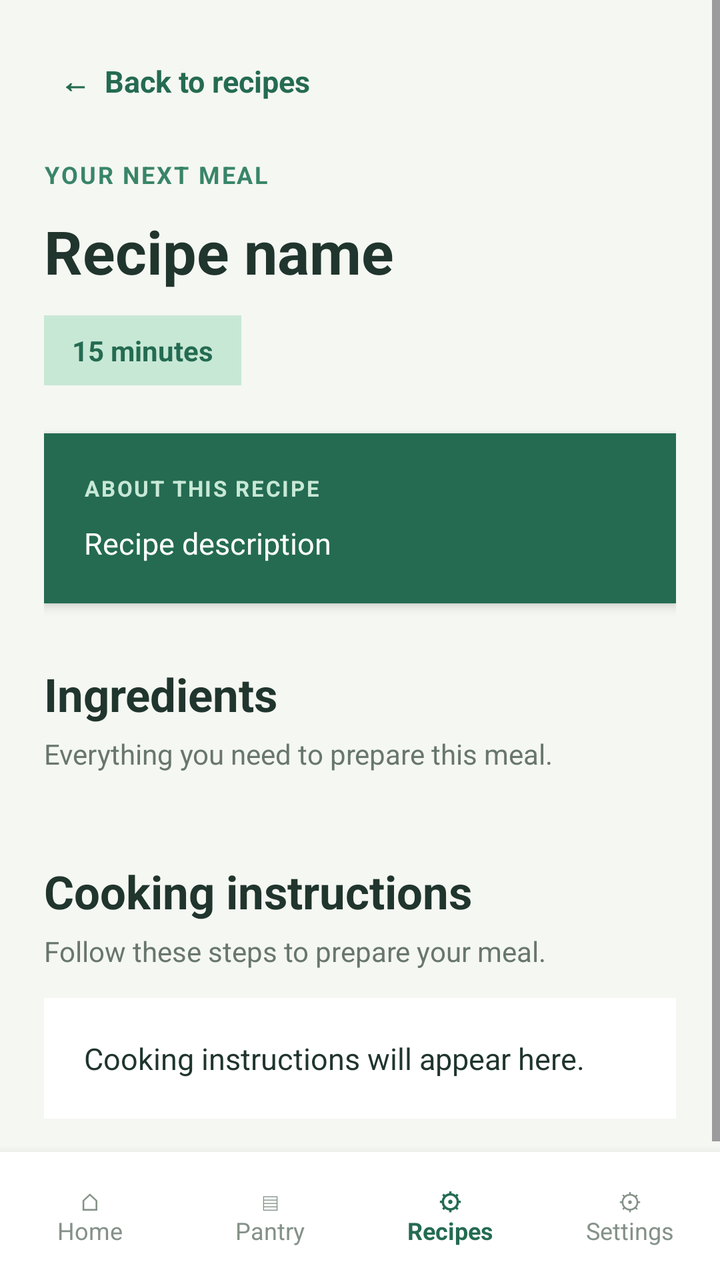
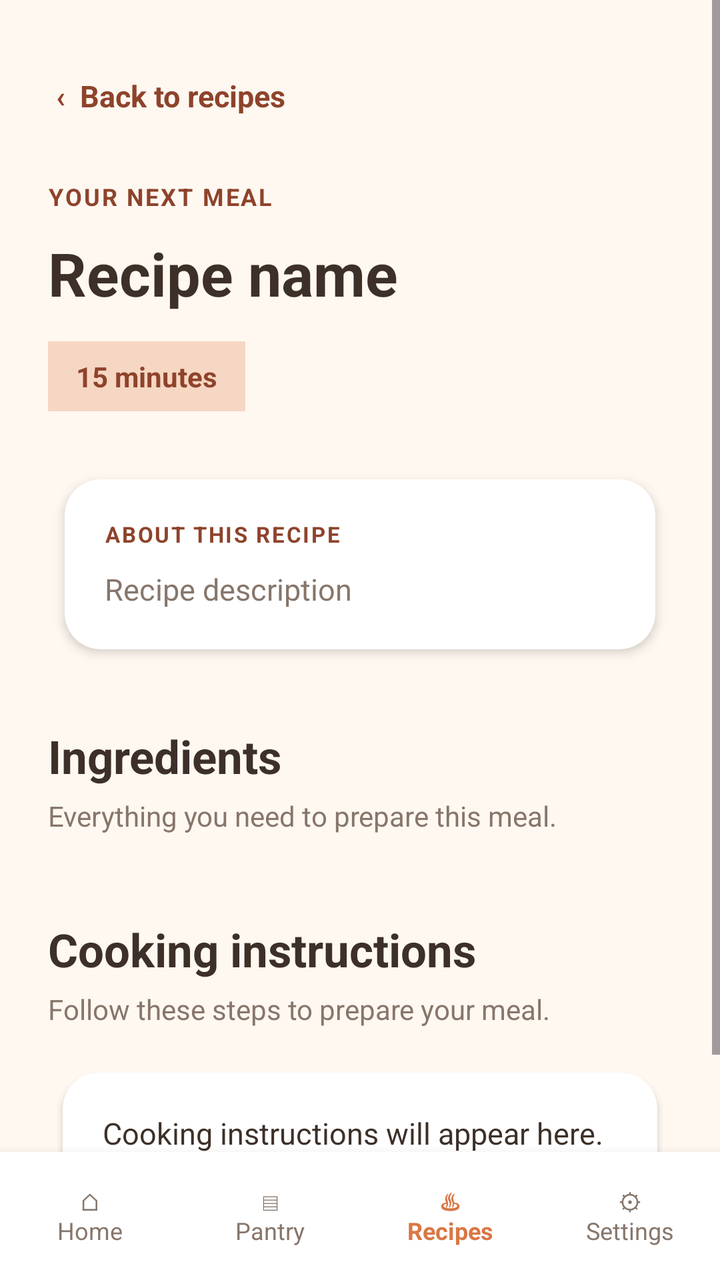

Compare the two renders of this Android layout. The source of the first and the diff that turns it into the second are given below.
<!-- AndroidManifest.xml: application theme Theme.SmartPantryManager -->
<!-- res/layout/activity_recipe_detail.xml -->
<?xml version="1.0" encoding="utf-8"?>
<LinearLayout
    xmlns:android="http://schemas.android.com/apk/res/android"
    android:layout_width="match_parent"
    android:layout_height="match_parent"
    android:orientation="vertical"
    android:background="#F5F7F2">

    <ScrollView
        android:layout_width="match_parent"
        android:layout_height="0dp"
        android:layout_weight="1"
        android:fillViewport="true">

        <LinearLayout
            android:layout_width="match_parent"
            android:layout_height="wrap_content"
            android:orientation="vertical"
            android:padding="22dp">

            
            <TextView
                android:id="@+id/btnBackToRecipes"
                android:layout_width="wrap_content"
                android:layout_height="wrap_content"
                android:text="←  Back to recipes"
                android:textColor="#246B52"
                android:textSize="15sp"
                android:textStyle="bold"
                android:padding="8dp"
                android:clickable="true"
                android:focusable="true" />

            
            <TextView
                android:layout_width="wrap_content"
                android:layout_height="wrap_content"
                android:layout_marginTop="20dp"
                android:text="YOUR NEXT MEAL"
                android:textColor="#39856A"
                android:textSize="12sp"
                android:textStyle="bold"
                android:letterSpacing="0.08" />

            
            <TextView
                android:id="@+id/txtDetailRecipeName"
                android:layout_width="match_parent"
                android:layout_height="wrap_content"
                android:layout_marginTop="10dp"
                android:text="Recipe name"
                android:textColor="#20352D"
                android:textSize="30sp"
                android:textStyle="bold" />

            
            <TextView
                android:id="@+id/txtDetailRecipeTime"
                android:layout_width="wrap_content"
                android:layout_height="wrap_content"
                android:layout_marginTop="12dp"
                android:paddingStart="14dp"
                android:paddingEnd="14dp"
                android:paddingTop="8dp"
                android:paddingBottom="8dp"
                android:background="#C8E8D6"
                android:text="15 minutes"
                android:textColor="#246B52"
                android:textSize="14sp"
                android:textStyle="bold" />

            
            <LinearLayout
                android:layout_width="match_parent"
                android:layout_height="wrap_content"
                android:layout_marginTop="24dp"
                android:orientation="vertical"
                android:padding="20dp"
                android:background="#246B52"
                android:elevation="3dp">

                <TextView
                    android:layout_width="wrap_content"
                    android:layout_height="wrap_content"
                    android:text="ABOUT THIS RECIPE"
                    android:textColor="#C8E8D6"
                    android:textSize="11sp"
                    android:textStyle="bold"
                    android:letterSpacing="0.08" />

                <TextView
                    android:id="@+id/txtDetailRecipeDescription"
                    android:layout_width="match_parent"
                    android:layout_height="wrap_content"
                    android:layout_marginTop="10dp"
                    android:text="Recipe description"
                    android:textColor="#FFFFFF"
                    android:textSize="15sp"
                    android:lineSpacingExtra="4dp" />

            </LinearLayout>

            
            <TextView
                android:layout_width="match_parent"
                android:layout_height="wrap_content"
                android:layout_marginTop="30dp"
                android:text="Ingredients"
                android:textColor="#20352D"
                android:textSize="23sp"
                android:textStyle="bold" />

            <TextView
                android:layout_width="match_parent"
                android:layout_height="wrap_content"
                android:layout_marginTop="5dp"
                android:text="Everything you need to prepare this meal."
                android:textColor="#68766E"
                android:textSize="14sp" />

            
            <LinearLayout
                android:id="@+id/layoutRecipeIngredients"
                android:layout_width="match_parent"
                android:layout_height="wrap_content"
                android:layout_marginTop="14dp"
                android:orientation="vertical" />

            
            <TextView
                android:layout_width="match_parent"
                android:layout_height="wrap_content"
                android:layout_marginTop="30dp"
                android:text="Cooking instructions"
                android:textColor="#20352D"
                android:textSize="23sp"
                android:textStyle="bold" />

            <TextView
                android:layout_width="match_parent"
                android:layout_height="wrap_content"
                android:layout_marginTop="5dp"
                android:text="Follow these steps to prepare your meal."
                android:textColor="#68766E"
                android:textSize="14sp" />

            
            <TextView
                android:id="@+id/txtDetailRecipeInstructions"
                android:layout_width="match_parent"
                android:layout_height="wrap_content"
                android:layout_marginTop="14dp"
                android:padding="20dp"
                android:background="#FFFFFF"
                android:text="Cooking instructions will appear here."
                android:textColor="#20352D"
                android:textSize="15sp"
                android:lineSpacingExtra="8dp" />

        </LinearLayout>

    </ScrollView>

    
    <LinearLayout
        android:layout_width="match_parent"
        android:layout_height="64dp"
        android:orientation="horizontal"
        android:gravity="center_vertical"
        android:background="#FFFFFF"
        android:elevation="8dp">

        <TextView
            android:layout_width="0dp"
            android:layout_height="match_parent"
            android:layout_weight="1"
            android:gravity="center"
            android:text="⌂\nHome"
            android:textColor="#849188"
            android:textSize="12sp"
            android:clickable="true"
            android:focusable="true"
            android:onClick="openHome" />

        <TextView
            android:layout_width="0dp"
            android:layout_height="match_parent"
            android:layout_weight="1"
            android:gravity="center"
            android:text="▤\nPantry"
            android:textColor="#849188"
            android:textSize="12sp"
            android:clickable="true"
            android:focusable="true"
            android:onClick="openPantry" />

        <TextView
            android:layout_width="0dp"
            android:layout_height="match_parent"
            android:layout_weight="1"
            android:gravity="center"
            android:text="⚙\nRecipes"
            android:textColor="#246B52"
            android:textSize="12sp"
            android:textStyle="bold"
            android:clickable="true"
            android:focusable="true"
            android:onClick="openRecipes" />

        <TextView
            android:layout_width="0dp"
            android:layout_height="match_parent"
            android:layout_weight="1"
            android:gravity="center"
            android:text="⚙\nSettings"
            android:textColor="#849188"
            android:textSize="12sp"
            android:clickable="true"
            android:focusable="true"
            android:onClick="openSettings" />

    </LinearLayout>

</LinearLayout>
<!-- resources referenced by this layout -->
<resources>
  <style name="Theme.SmartPantryManager" parent="Base.Theme.SmartPantryManager" />
  <style name="Base.Theme.SmartPantryManager" parent="Theme.Material3.DayNight.NoActionBar">
          
          
      </style>
</resources>

<!-- the commit's change to res/layout/activity_recipe_detail.xml (unified diff, before → after) -->
@@ -1,10 +1,10 @@
 <?xml version="1.0" encoding="utf-8"?>
-<LinearLayout
-    xmlns:android="http://schemas.android.com/apk/res/android"
+<LinearLayout xmlns:android="http://schemas.android.com/apk/res/android"
     android:layout_width="match_parent"
     android:layout_height="match_parent"
+    xmlns:app="http://schemas.android.com/apk/res-auto"
     android:orientation="vertical"
-    android:background="#F5F7F2">
+    android:background="#FFF8F1">
 
     <ScrollView
         android:layout_width="match_parent"
@@ -16,18 +16,20 @@
             android:layout_width="match_parent"
             android:layout_height="wrap_content"
             android:orientation="vertical"
-            android:padding="22dp">
+            android:padding="24dp">
 
             
             <TextView
                 android:id="@+id/btnBackToRecipes"
                 android:layout_width="wrap_content"
-                android:layout_height="wrap_content"
-                android:text="←  Back to recipes"
-                android:textColor="#246B52"
+                android:layout_height="48dp"
+                android:gravity="center_vertical"
+                android:text="‹  Back to recipes"
+                android:textColor="#8E432B"
                 android:textSize="15sp"
                 android:textStyle="bold"
-                android:padding="8dp"
+                android:paddingStart="4dp"
+                android:paddingEnd="12dp"
                 android:clickable="true"
                 android:focusable="true" />
 
@@ -35,9 +37,9 @@
             <TextView
                 android:layout_width="wrap_content"
                 android:layout_height="wrap_content"
-                android:layout_marginTop="20dp"
+                android:layout_marginTop="18dp"
                 android:text="YOUR NEXT MEAL"
-                android:textColor="#39856A"
+                android:textColor="#8E432B"
                 android:textSize="12sp"
                 android:textStyle="bold"
                 android:letterSpacing="0.08" />
@@ -49,7 +51,7 @@
                 android:layout_height="wrap_content"
                 android:layout_marginTop="10dp"
                 android:text="Recipe name"
-                android:textColor="#20352D"
+                android:textColor="#3D3029"
                 android:textSize="30sp"
                 android:textStyle="bold" />
 
@@ -58,55 +60,64 @@
                 android:id="@+id/txtDetailRecipeTime"
                 android:layout_width="wrap_content"
                 android:layout_height="wrap_content"
-                android:layout_marginTop="12dp"
+                android:layout_marginTop="14dp"
                 android:paddingStart="14dp"
                 android:paddingEnd="14dp"
                 android:paddingTop="8dp"
                 android:paddingBottom="8dp"
-                android:background="#C8E8D6"
+                android:background="#F6D7C3"
                 android:text="15 minutes"
-                android:textColor="#246B52"
+                android:textColor="#8E432B"
                 android:textSize="14sp"
                 android:textStyle="bold" />
 
             
-            <LinearLayout
+            <androidx.cardview.widget.CardView
+                xmlns:app="http://schemas.android.com/apk/res-auto"
                 android:layout_width="match_parent"
                 android:layout_height="wrap_content"
                 android:layout_marginTop="24dp"
-                android:orientation="vertical"
-                android:padding="20dp"
-                android:background="#246B52"
-                android:elevation="3dp">
-
-                <TextView
-                    android:layout_width="wrap_content"
-                    android:layout_height="wrap_content"
-                    android:text="ABOUT THIS RECIPE"
-                    android:textColor="#C8E8D6"
-                    android:textSize="11sp"
-                    android:textStyle="bold"
-                    android:letterSpacing="0.08" />
-
-                <TextView
-                    android:id="@+id/txtDetailRecipeDescription"
+                app:cardBackgroundColor="#FFFFFF"
+                app:cardCornerRadius="18dp"
+                app:cardElevation="3dp"
+                app:cardUseCompatPadding="true">
+
+                <LinearLayout
                     android:layout_width="match_parent"
                     android:layout_height="wrap_content"
-                    android:layout_marginTop="10dp"
-                    android:text="Recipe description"
-                    android:textColor="#FFFFFF"
-                    android:textSize="15sp"
-                    android:lineSpacingExtra="4dp" />
-
-            </LinearLayout>
-
-            
-            <TextView
-                android:layout_width="match_parent"
-                android:layout_height="wrap_content"
-                android:layout_marginTop="30dp"
+                    android:orientation="vertical"
+                    android:padding="20dp">
+
+                    <TextView
+                        android:layout_width="wrap_content"
+                        android:layout_height="wrap_content"
+                        android:text="ABOUT THIS RECIPE"
+                        android:textColor="#8E432B"
+                        android:textSize="11sp"
+                        android:textStyle="bold"
+                        android:letterSpacing="0.08" />
+
+                    <TextView
+                        android:id="@+id/txtDetailRecipeDescription"
+                        android:layout_width="match_parent"
+                        android:layout_height="wrap_content"
+                        android:layout_marginTop="10dp"
+                        android:text="Recipe description"
+                        android:textColor="#87766B"
+                        android:textSize="15sp"
+                        android:lineSpacingExtra="4dp" />
+
+                </LinearLayout>
+
+            </androidx.cardview.widget.CardView>
+
+            
+            <TextView
+                android:layout_width="match_parent"
+                android:layout_height="wrap_content"
+                android:layout_marginTop="28dp"
                 android:text="Ingredients"
-                android:textColor="#20352D"
+                android:textColor="#3D3029"
                 android:textSize="23sp"
                 android:textStyle="bold" />
 
@@ -115,7 +126,7 @@
                 android:layout_height="wrap_content"
                 android:layout_marginTop="5dp"
                 android:text="Everything you need to prepare this meal."
-                android:textColor="#68766E"
+                android:textColor="#87766B"
                 android:textSize="14sp" />
 
             
@@ -130,9 +141,9 @@
             <TextView
                 android:layout_width="match_parent"
                 android:layout_height="wrap_content"
-                android:layout_marginTop="30dp"
+                android:layout_marginTop="28dp"
                 android:text="Cooking instructions"
-                android:textColor="#20352D"
+                android:textColor="#3D3029"
                 android:textSize="23sp"
                 android:textStyle="bold" />
 
@@ -141,21 +152,30 @@
                 android:layout_height="wrap_content"
                 android:layout_marginTop="5dp"
                 android:text="Follow these steps to prepare your meal."
-                android:textColor="#68766E"
+                android:textColor="#87766B"
                 android:textSize="14sp" />
 
             
-            <TextView
-                android:id="@+id/txtDetailRecipeInstructions"
+            <androidx.cardview.widget.CardView
                 android:layout_width="match_parent"
                 android:layout_height="wrap_content"
                 android:layout_marginTop="14dp"
-                android:padding="20dp"
-                android:background="#FFFFFF"
-                android:text="Cooking instructions will appear here."
-                android:textColor="#20352D"
-                android:textSize="15sp"
-                android:lineSpacingExtra="8dp" />
+                app:cardBackgroundColor="#FFFFFF"
+                app:cardCornerRadius="18dp"
+                app:cardElevation="2dp"
+                app:cardUseCompatPadding="true">
+
+                <TextView
+                    android:id="@+id/txtDetailRecipeInstructions"
+                    android:layout_width="match_parent"
+                    android:layout_height="wrap_content"
+                    android:padding="20dp"
+                    android:text="Cooking instructions will appear here."
+                    android:textColor="#3D3029"
+                    android:textSize="15sp"
+                    android:lineSpacingExtra="8dp" />
+
+            </androidx.cardview.widget.CardView>
 
         </LinearLayout>
 
@@ -171,53 +191,53 @@
         android:elevation="8dp">
 
         <TextView
+            android:id="@+id/navHome"
             android:layout_width="0dp"
             android:layout_height="match_parent"
             android:layout_weight="1"
             android:gravity="center"
             android:text="⌂\nHome"
-            android:textColor="#849188"
-            android:textSize="12sp"
-            android:clickable="true"
-            android:focusable="true"
-            android:onClick="openHome" />
-
-        <TextView
+            android:textColor="#87766B"
+            android:textSize="12sp"
+            android:clickable="true"
+            android:focusable="true" />
+
+        <TextView
+            android:id="@+id/navPantry"
             android:layout_width="0dp"
             android:layout_height="match_parent"
             android:layout_weight="1"
             android:gravity="center"
             android:text="▤\nPantry"
-            android:textColor="#849188"
-            android:textSize="12sp"
-            android:clickable="true"
-            android:focusable="true"
-            android:onClick="openPantry" />
-
-        <TextView
-            android:layout_width="0dp"
-            android:layout_height="match_parent"
-            android:layout_weight="1"
-            android:gravity="center"
-            android:text="⚙\nRecipes"
-            android:textColor="#246B52"
+            android:textColor="#87766B"
+            android:textSize="12sp"
+            android:clickable="true"
+            android:focusable="true" />
+
+        <TextView
+            android:id="@+id/navRecipes"
+            android:layout_width="0dp"
+            android:layout_height="match_parent"
+            android:layout_weight="1"
+            android:gravity="center"
+            android:text="♨\nRecipes"
+            android:textColor="#D97745"
             android:textSize="12sp"
             android:textStyle="bold"
             android:clickable="true"
-            android:focusable="true"
-            android:onClick="openRecipes" />
-
-        <TextView
+            android:focusable="true" />
+
+        <TextView
+            android:id="@+id/navSettings"
             android:layout_width="0dp"
             android:layout_height="match_parent"
             android:layout_weight="1"
             android:gravity="center"
             android:text="⚙\nSettings"
-            android:textColor="#849188"
-            android:textSize="12sp"
-            android:clickable="true"
-            android:focusable="true"
-            android:onClick="openSettings" />
+            android:textColor="#87766B"
+            android:textSize="12sp"
+            android:clickable="true"
+            android:focusable="true" />
 
     </LinearLayout>
 
